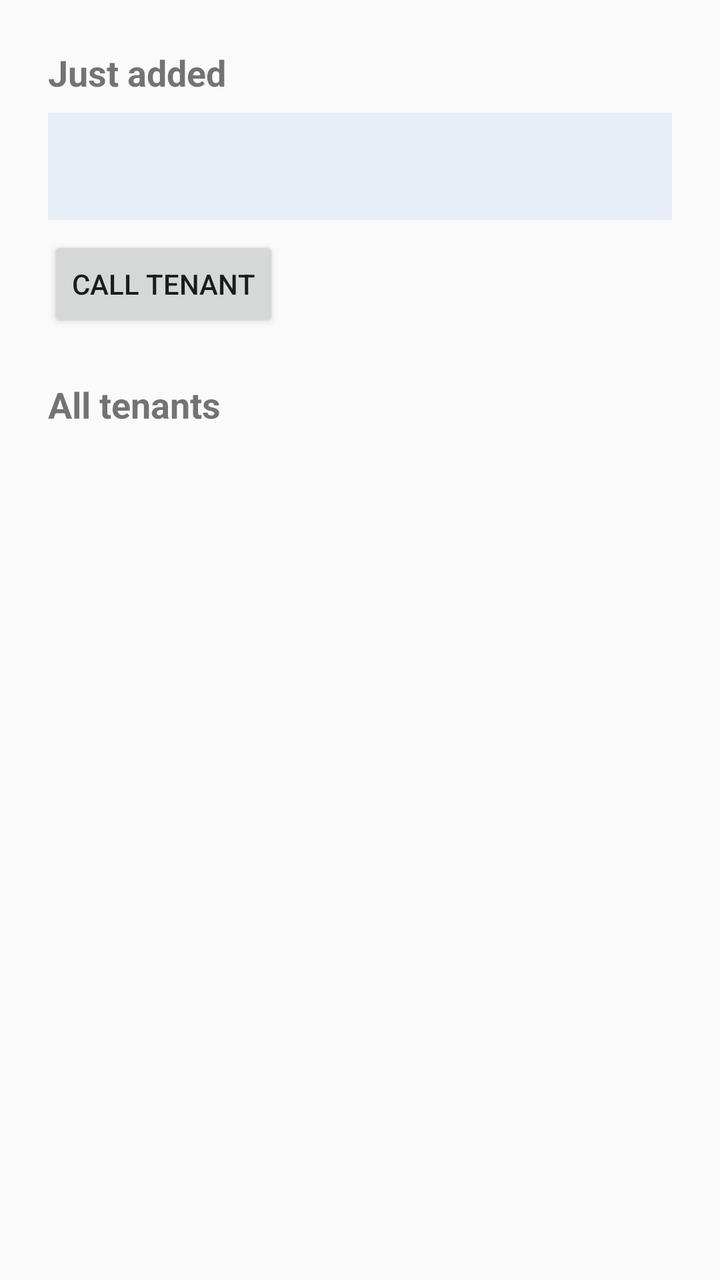
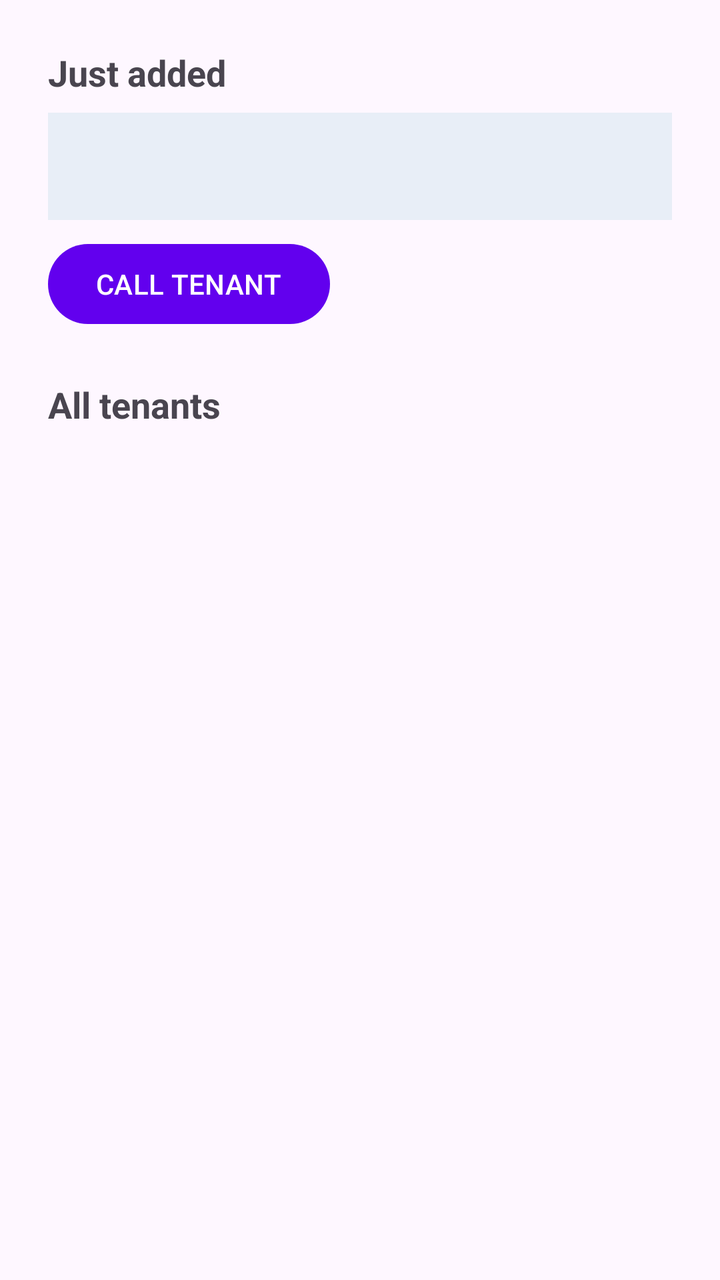

Two renders of the same Android screen: before a commit and after it. Below are the layout's source before the change and the commit's diff.
<!-- AndroidManifest.xml: application theme Theme.TenantManagementSystem -->
<!-- res/layout/fragment_view_tenants.xml -->
<?xml version="1.0" encoding="utf-8"?>
<layout xmlns:android="http://schemas.android.com/apk/res/android"
    xmlns:app="http://schemas.android.com/apk/res-auto">

    <data>
        <variable
            name="tenant"
            type="com.example.tenantmanagementsystemgroupa.Tenant" />
    </data>

    <ScrollView
        android:layout_width="match_parent"
        android:layout_height="match_parent">

        <androidx.constraintlayout.widget.ConstraintLayout
            android:layout_width="match_parent"
            android:layout_height="wrap_content"
            android:padding="24dp">

            <TextView
                android:id="@+id/newTenantLabel"
                android:layout_width="wrap_content"
                android:layout_height="wrap_content"
                android:text="Just added"
                android:textSize="18sp"
                android:textStyle="bold"
                app:layout_constraintTop_toTopOf="parent"
                app:layout_constraintStart_toStartOf="parent" />

            <TextView
                android:id="@+id/newTenantTextView"
                android:layout_width="0dp"
                android:layout_height="wrap_content"
                android:text="@{tenant.summary()}"
                android:textSize="16sp"
                android:padding="16dp"
                android:background="#E8EEF7"
                android:layout_marginTop="8dp"
                app:layout_constraintTop_toBottomOf="@id/newTenantLabel"
                app:layout_constraintStart_toStartOf="parent"
                app:layout_constraintEnd_toEndOf="parent" />

            <Button
                android:id="@+id/callButton"
                android:layout_width="wrap_content"
                android:layout_height="wrap_content"
                android:text="CALL TENANT"
                android:layout_marginTop="8dp"
                app:layout_constraintTop_toBottomOf="@id/newTenantTextView"
                app:layout_constraintStart_toStartOf="parent" />

            <androidx.constraintlayout.widget.Group
                android:id="@+id/newTenantGroup"
                android:layout_width="wrap_content"
                android:layout_height="wrap_content"
                app:constraint_referenced_ids="newTenantLabel,newTenantTextView,callButton" />

            <TextView
                android:id="@+id/allTenantsLabel"
                android:layout_width="wrap_content"
                android:layout_height="wrap_content"
                android:text="All tenants"
                android:textSize="18sp"
                android:textStyle="bold"
                android:layout_marginTop="24dp"
                app:layout_goneMarginTop="0dp"
                app:layout_constraintTop_toBottomOf="@id/callButton"
                app:layout_constraintStart_toStartOf="parent" />

            <TextView
                android:id="@+id/allTenantsTextView"
                android:layout_width="0dp"
                android:layout_height="wrap_content"
                android:textSize="16sp"
                android:lineSpacingExtra="4dp"
                android:layout_marginTop="8dp"
                app:layout_constraintTop_toBottomOf="@id/allTenantsLabel"
                app:layout_constraintStart_toStartOf="parent"
                app:layout_constraintEnd_toEndOf="parent" />

        </androidx.constraintlayout.widget.ConstraintLayout>
    </ScrollView>
</layout>
<!-- resources referenced by this layout -->
<resources>
  <style name="Theme.TenantManagementSystem" parent="Theme.AppCompat.DayNight.NoActionBar" />
</resources>

<!-- the commit's change to res/layout/fragment_view_tenants.xml (unified diff, before → after) -->
@@ -27,11 +27,12 @@
                 app:layout_constraintTop_toTopOf="parent"
                 app:layout_constraintStart_toStartOf="parent" />
 
+            
             <TextView
                 android:id="@+id/newTenantTextView"
                 android:layout_width="0dp"
                 android:layout_height="wrap_content"
-                android:text="@{tenant.summary()}"
+                android:text="@{tenant != null ? tenant.summary() : &quot;&quot;}"
                 android:textSize="16sp"
                 android:padding="16dp"
                 android:background="#E8EEF7"
<!-- resource entries referenced after the edit -->
@@ -1,5 +1,12 @@
 <!-- resources referenced by this layout -->
 <resources>
-  <style name="Theme.TenantManagementSystem" parent="Theme.AppCompat.DayNight.NoActionBar" />
+  <style name="Theme.TenantManagementSystem" parent="Theme.Material3.DayNight.NoActionBar">
+          <item name="colorPrimary">@color/purple_500</item>
+          <item name="colorOnPrimary">@color/white</item>
+          <item name="colorSecondary">@color/teal_200</item>
+      </style>
+  <color name="purple_500">#FF6200EE</color>
+  <color name="white">#FFFFFFFF</color>
+  <color name="teal_200">#FF03DAC5</color>
 </resources>
 
